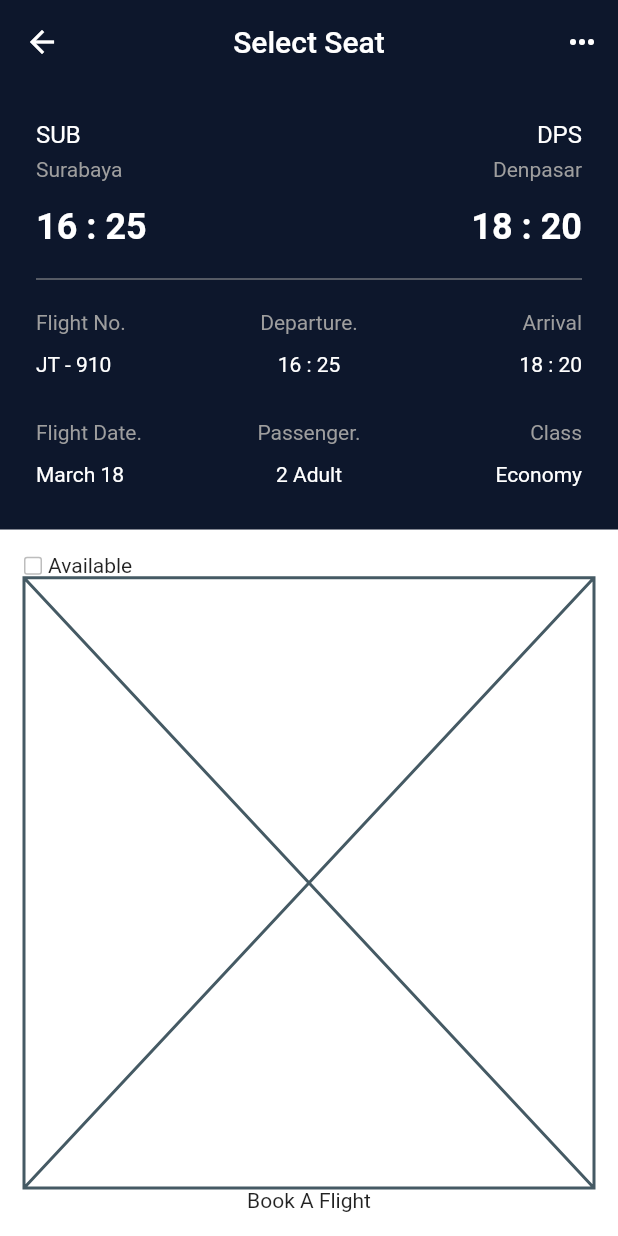
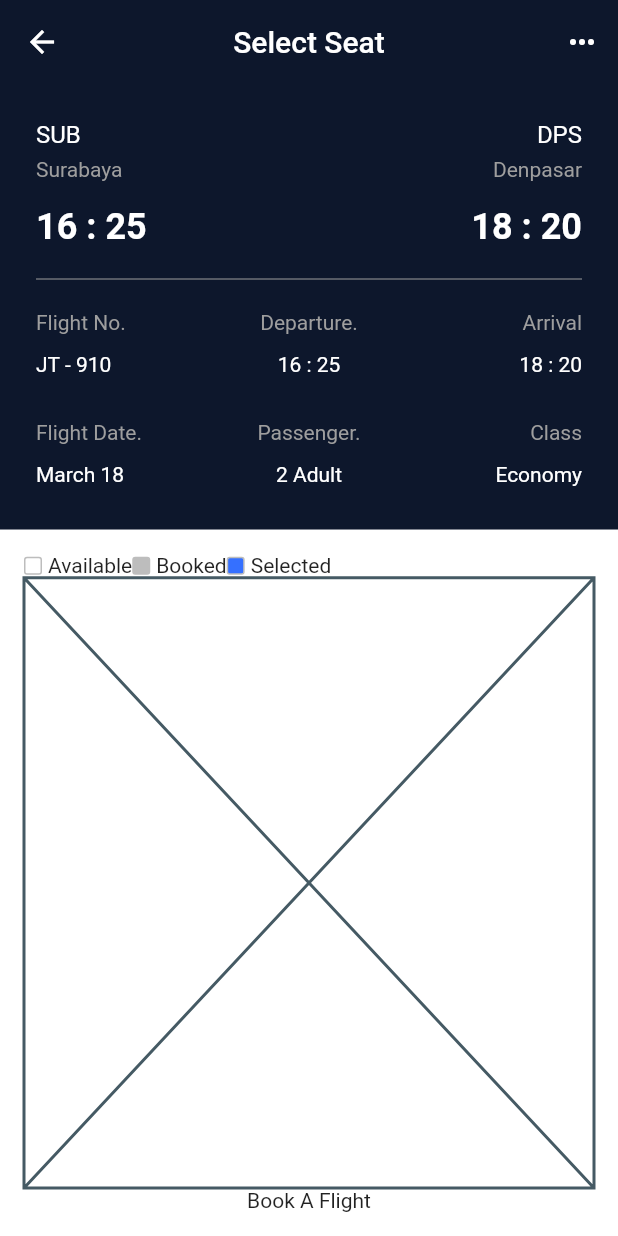
Before and after one commit to JAICHANGPARK/flutter_notebook_chapter_29, a Flutter app: the FlightBookingSelectPage screen opened directly, on a phone screen of 412 x 824 dp. Run offline on Flutter 3.47's test engine with Material 2 defaults, Android fonts, the phone set to English and light mode, and no system bars.

Commit message:
Update flight_booking_select_page.dart

```diff
--- a/lib/ep1465_flight_booking_app/view/flight_booking_select_page.dart
+++ b/lib/ep1465_flight_booking_app/view/flight_booking_select_page.dart
@@ -323,6 +323,44 @@ class _FlightBookingSelectPageState extends State<FlightBookingSelectPage> {
                                   ),
                                   Text("Available")
                                 ],
+                              ),
+                              Row(
+                                children: [
+                                  Container(
+                                    height: 12,
+                                    width: 12,
+                                    decoration: BoxDecoration(
+                                      borderRadius: BorderRadius.circular(2),
+                                      color: Colors.grey[400],
+                                      border: Border.all(
+                                        color: Colors.grey[400]!,
+                                      ),
+                                    ),
+                                  ),
+                                  SizedBox(
+                                    width: 4,
+                                  ),
+                                  Text("Booked")
+                                ],
+                              ),
+                              Row(
+                                children: [
+                                  Container(
+                                    height: 12,
+                                    width: 12,
+                                    decoration: BoxDecoration(
+                                      borderRadius: BorderRadius.circular(2),
+                                      color: Color.fromRGBO(53, 112, 255, 1),
+                                      border: Border.all(
+                                        color: Colors.grey[400]!,
+                                      ),
+                                    ),
+                                  ),
+                                  SizedBox(
+                                    width: 4,
+                                  ),
+                                  Text("Selected")
+                                ],
                               )
                             ],
                           ),
```
